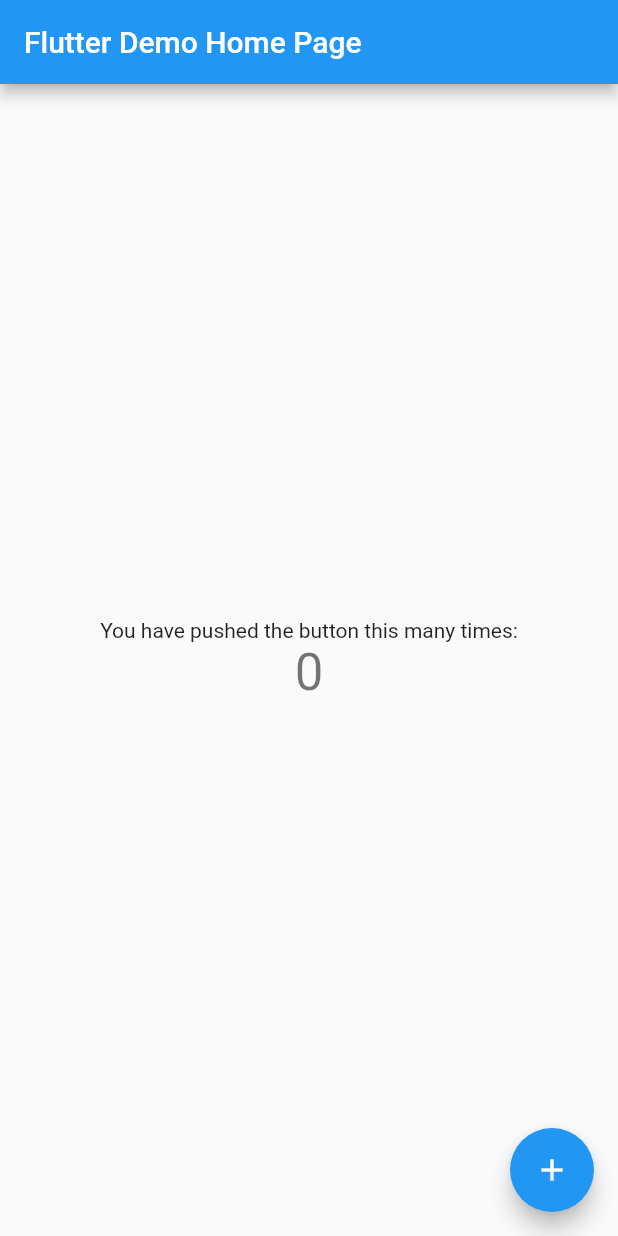
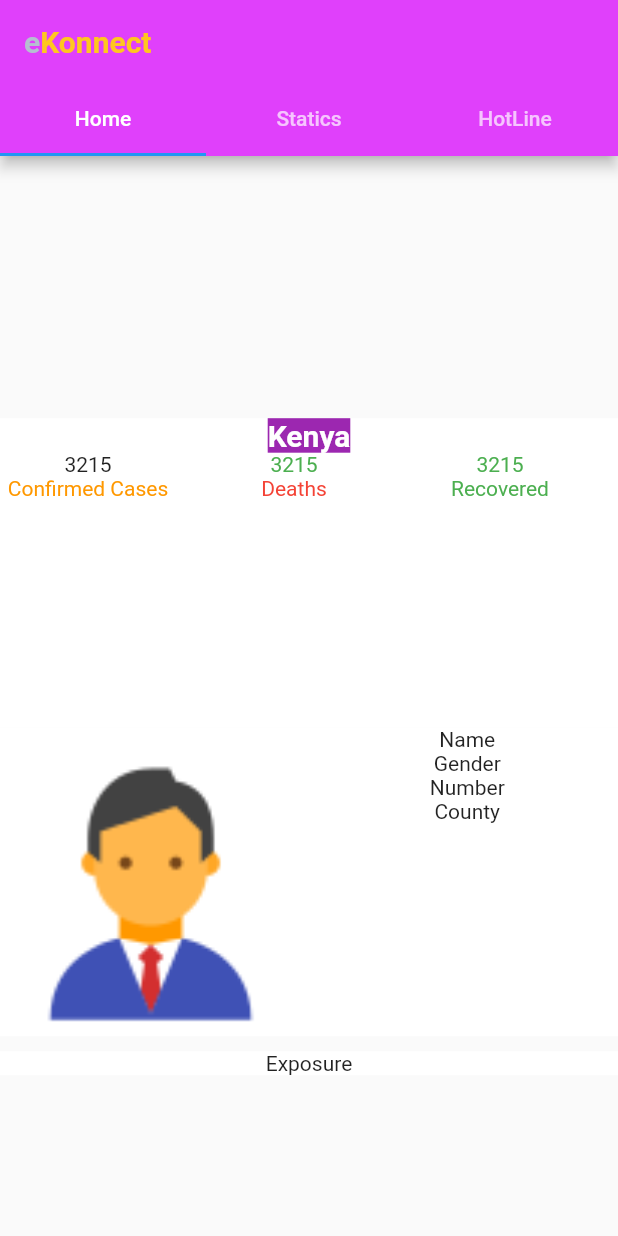
Before and after one commit to thenyakamau/eKonnect, a Flutter app: the screen it shows after launch, on a phone screen of 412 x 824 dp. Run offline on Flutter 3.47's test engine with Material 2 defaults, Android fonts, the phone set to English and light mode, and no system bars.

Commit message:
home page

```diff
--- /dev/null
+++ b/lib/core/routes/RoutesGenerator.dart
@@ -0,0 +1,30 @@
+import 'package:flutter/cupertino.dart';
+import 'package:flutter/material.dart';
+
+import '../../features/Home.dart';
+
+class RoutesGenerator {
+  static Route<dynamic> generateRoute(RouteSettings routeSettings) {
+    switch (routeSettings.name) {
+      case '/':
+        return CupertinoPageRoute(builder: (_) => HomePage());
+
+      default:
+        // If there is no such named route in the switch statement, e.g. /third
+        return _errorRoute();
+    }
+  }
+
+  static Route<dynamic> _errorRoute() {
+    return CupertinoPageRoute(builder: (_) {
+      return Scaffold(
+        appBar: AppBar(
+          title: Text('Error'),
+        ),
+        body: Center(
+          child: Text('ERROR'),
+        ),
+      );
+    });
+  }
+}
--- /dev/null
+++ b/lib/core/util/Constants.dart
@@ -0,0 +1,28 @@
+import 'package:flutter/material.dart';
+
+final kHintTextStyle = TextStyle(
+  color: Colors.white54,
+  fontFamily: 'OpenSans',
+);
+
+final kLabelStyle = TextStyle(
+  color: Colors.white,
+  fontWeight: FontWeight.bold,
+  fontFamily: 'OpenSans',
+);
+
+final kBoxDecorationStyle = BoxDecoration(
+  color: Color(0xFF6CA8F1),
+  borderRadius: BorderRadius.circular(10.0),
+  boxShadow: [
+    BoxShadow(
+      color: Colors.black12,
+      blurRadius: 6.0,
+      offset: Offset(0, 2),
+    ),
+  ],
+);
+const kPrimaryColor = Color(0xFFFFC61F);
+const ksecondaryColor = Color(0xFFB5BFD0);
+const kTextColor = Color(0xFF50505D);
+const kTextLightColor = Color(0xFF6A727D);
--- /dev/null
+++ b/lib/features/Home.dart
@@ -0,0 +1,27 @@
+import 'package:flutter/material.dart';
+
+import 'presentation/pages/DashBoard.dart';
+import 'presentation/pages/HotLine.dart';
+import 'presentation/pages/Statistics.dart';
+import 'presentation/widgets/widgets.dart';
+
+class HomePage extends StatelessWidget {
+  const HomePage({Key key}) : super(key: key);
+
+  @override
+  Widget build(BuildContext context) {
+    return DefaultTabController(
+      length: 3,
+      child: Scaffold(
+        appBar: buildAppBar(context),
+        body: TabBarView(
+          children: <Widget>[
+            DashBoard(),
+            HotLinePage(),
+            StatisticsPage(),
+          ],
+        ),
+      ),
+    );
+  }
+}
--- /dev/null
+++ b/lib/features/presentation/pages/DashBoard.dart
@@ -0,0 +1,123 @@
+import 'package:flutter/cupertino.dart';
+import 'package:flutter/material.dart';
+
+class DashBoard extends StatelessWidget {
+  const DashBoard({Key key}) : super(key: key);
+
+  @override
+  Widget build(BuildContext context) {
+    double height = MediaQuery.of(context).size.height;
+    return SingleChildScrollView(
+      child: Column(
+        children: <Widget>[
+          Container(
+            width: double.infinity,
+            height: height / 5,
+            child: Column(),
+          ),
+          SizedBox(height: 10),
+          Container(
+            width: double.infinity,
+            height: height / 4,
+            decoration: BoxDecoration(
+              color: Colors.white,
+            ),
+            child: Column(
+              children: <Widget>[
+                Container(
+                  color: Colors.purple,
+                  child: Text(
+                    "Kenya",
+                    style: TextStyle(
+                      fontSize: 20,
+                      color: Colors.white,
+                      fontWeight: FontWeight.bold,
+                    ),
+                  ),
+                ),
+                Row(
+                  children: <Widget>[
+                    Expanded(
+                      child: Column(
+                        children: <Widget>[
+                          Text("3215"),
+                          Text(
+                            "Confirmed Cases",
+                            style: TextStyle(color: Colors.orange),
+                          ),
+                        ],
+                      ),
+                    ),
+                    SizedBox(width: 20),
+                    Expanded(
+                      child: Column(
+                        children: <Widget>[
+                          Text("3215", style: TextStyle(color: Colors.green)),
+                          Text("Deaths", style: TextStyle(color: Colors.red)),
+                        ],
+                      ),
+                    ),
+                    SizedBox(width: 20),
+                    Expanded(
+                      child: Column(
+                        children: <Widget>[
+                          Text("3215", style: TextStyle(color: Colors.green)),
+                          Text("Recovered",
+                              style: TextStyle(color: Colors.green)),
+                        ],
+                      ),
+                    ),
+                    SizedBox(width: 20),
+                  ],
+                )
+              ],
+            ),
+          ),
+          Container(
+            width: double.infinity,
+            height: height / 4,
+            decoration: BoxDecoration(
+              color: Colors.white,
+            ),
+            child: Row(
+              children: <Widget>[
+                Expanded(
+                  child: Image.asset(
+                    "assets/images/male_1.png",
+                    fit: BoxFit.fill,
+                  ),
+                ),
+                SizedBox(width: 10),
+                Expanded(
+                  child: Column(
+                    children: <Widget>[
+                      Text("Name"),
+                      Text("Gender"),
+                      Text("Number"),
+                      Text("County"),
+                    ],
+                  ),
+                )
+              ],
+            ),
+          ),
+          SizedBox(height: 10),
+          Container(
+            width: double.infinity,
+            decoration: BoxDecoration(
+              color: Colors.white,
+            ),
+            child: Column(
+              children: <Widget>[
+                Text(
+                  "Exposure",
+                  textAlign: TextAlign.center,
+                )
+              ],
+            ),
+          )
+        ],
+      ),
+    );
+  }
+}
--- /dev/null
+++ b/lib/features/presentation/pages/HotLine.dart
@@ -0,0 +1,14 @@
+import 'package:flutter/material.dart';
+
+class HotLinePage extends StatelessWidget {
+  const HotLinePage({Key key}) : super(key: key);
+
+  @override
+  Widget build(BuildContext context) {
+    return Container(
+      child: Container(
+        color: Colors.brown,
+      ),
+    );
+  }
+}
--- /dev/null
+++ b/lib/features/presentation/pages/Statistics.dart
@@ -0,0 +1,14 @@
+import 'package:flutter/material.dart';
+
+class StatisticsPage extends StatelessWidget {
+  const StatisticsPage({Key key}) : super(key: key);
+
+  @override
+  Widget build(BuildContext context) {
+    return Container(
+      child: Container(
+        color: Colors.blue,
+      ),
+    );
+  }
+}
--- /dev/null
+++ b/lib/features/presentation/widgets/app_bar.dart
@@ -0,0 +1,39 @@
+import 'package:eKonnect/core/util/Constants.dart';
+import 'package:flutter/material.dart';
+
+AppBar buildAppBar(BuildContext context) {
+  return AppBar(
+    backgroundColor: Colors.purpleAccent,
+    title: RichText(
+      text: TextSpan(
+        style: Theme.of(context)
+            .textTheme
+            .headline6
+            .copyWith(fontWeight: FontWeight.bold),
+        children: [
+          TextSpan(
+            text: "e",
+            style: TextStyle(color: ksecondaryColor),
+          ),
+          TextSpan(
+            text: "Konnect",
+            style: TextStyle(color: kPrimaryColor),
+          )
+        ],
+      ),
+    ),
+    bottom: TabBar(
+      tabs: <Widget>[
+        Tab(
+          text: "Home",
+        ),
+        Tab(
+          text: "Statics",
+        ),
+        Tab(
+          text: "HotLine",
+        ),
+      ],
+    ),
+  );
+}
--- /dev/null
+++ b/lib/features/presentation/widgets/widgets.dart
@@ -0,0 +1 @@
+export 'app_bar.dart';
--- a/lib/main.dart
+++ b/lib/main.dart
@@ -1,117 +1,22 @@
 import 'package:flutter/material.dart';
+
+import 'core/routes/RoutesGenerator.dart';
 
 void main() {
   runApp(MyApp());
 }
 
 class MyApp extends StatelessWidget {
-  // This widget is the root of your application.
   @override
   Widget build(BuildContext context) {
     return MaterialApp(
       title: 'Flutter Demo',
       theme: ThemeData(
-        // This is the theme of your application.
-        //
-        // Try running your application with "flutter run". You'll see the
-        // application has a blue toolbar. Then, without quitting the app, try
-        // changing the primarySwatch below to Colors.green and then invoke
-        // "hot reload" (press "r" in the console where you ran "flutter run",
-        // or simply save your changes to "hot reload" in a Flutter IDE).
-        // Notice that the counter didn't reset back to zero; the application
-        // is not restarted.
         primarySwatch: Colors.blue,
-        // This makes the visual density adapt to the platform that you run
-        // the app on. For desktop platforms, the controls will be smaller and
-        // closer together (more dense) than on mobile platforms.
         visualDensity: VisualDensity.adaptivePlatformDensity,
       ),
-      home: MyHomePage(title: 'Flutter Demo Home Page'),
+      initialRoute: '/',
+      onGenerateRoute: RoutesGenerator.generateRoute,
     );
   }
 }
-
-class MyHomePage extends StatefulWidget {
-  MyHomePage({Key key, this.title}) : super(key: key);
-
-  // This widget is the home page of your application. It is stateful, meaning
-  // that it has a State object (defined below) that contains fields that affect
-  // how it looks.
-
-  // This class is the configuration for the state. It holds the values (in this
-  // case the title) provided by the parent (in this case the App widget) and
-  // used by the build method of the State. Fields in a Widget subclass are
-  // always marked "final".
-
-  final String title;
-
-  @override
-  _MyHomePageState createState() => _MyHomePageState();
-}
-
-class _MyHomePageState extends State<MyHomePage> {
-  int _counter = 0;
-
-  void _incrementCounter() {
-    setState(() {
-      // This call to setState tells the Flutter framework that something has
-      // changed in this State, which causes it to rerun the build method below
-      // so that the display can reflect the updated values. If we changed
-      // _counter without calling setState(), then the build method would not be
-      // called again, and so nothing would appear to happen.
-      _counter++;
-    });
-  }
-
-  @override
-  Widget build(BuildContext context) {
-    // This method is rerun every time setState is called, for instance as done
-    // by the _incrementCounter method above.
-    //
-    // The Flutter framework has been optimized to make rerunning build methods
-    // fast, so that you can just rebuild anything that needs updating rather
-    // than having to individually change instances of widgets.
-    return Scaffold(
-      appBar: AppBar(
-        // Here we take the value from the MyHomePage object that was created by
-        // the App.build method, and use it to set our appbar title.
-        title: Text(widget.title),
-      ),
-      body: Center(
-        // Center is a layout widget. It takes a single child and positions it
-        // in the middle of the parent.
-        child: Column(
-          // Column is also a layout widget. It takes a list of children and
-          // arranges them vertically. By default, it sizes itself to fit its
-          // children horizontally, and tries to be as tall as its parent.
-          //
-          // Invoke "debug painting" (press "p" in the console, choose the
-          // "Toggle Debug Paint" action from the Flutter Inspector in Android
-          // Studio, or the "Toggle Debug Paint" command in Visual Studio Code)
-          // to see the wireframe for each widget.
-          //
-          // Column has various properties to control how it sizes itself and
-          // how it positions its children. Here we use mainAxisAlignment to
-          // center the children vertically; the main axis here is the vertical
-          // axis because Columns are vertical (the cross axis would be
-          // horizontal).
-          mainAxisAlignment: MainAxisAlignment.center,
-          children: <Widget>[
-            Text(
-              'You have pushed the button this many times:',
-            ),
-            Text(
-              '$_counter',
-              style: Theme.of(context).textTheme.headline4,
-            ),
-          ],
-        ),
-      ),
-      floatingActionButton: FloatingActionButton(
-        onPressed: _incrementCounter,
-        tooltip: 'Increment',
-        child: Icon(Icons.add),
-      ), // This trailing comma makes auto-formatting nicer for build methods.
-    );
-  }
-}
```
Also changed, not shown: pubspec.yaml (+23 -9 lines), assets/fonts/OpenSans.ttf (added), assets/images/female_1.png (added), assets/images/male_1.png (added), pubspec.lock.
